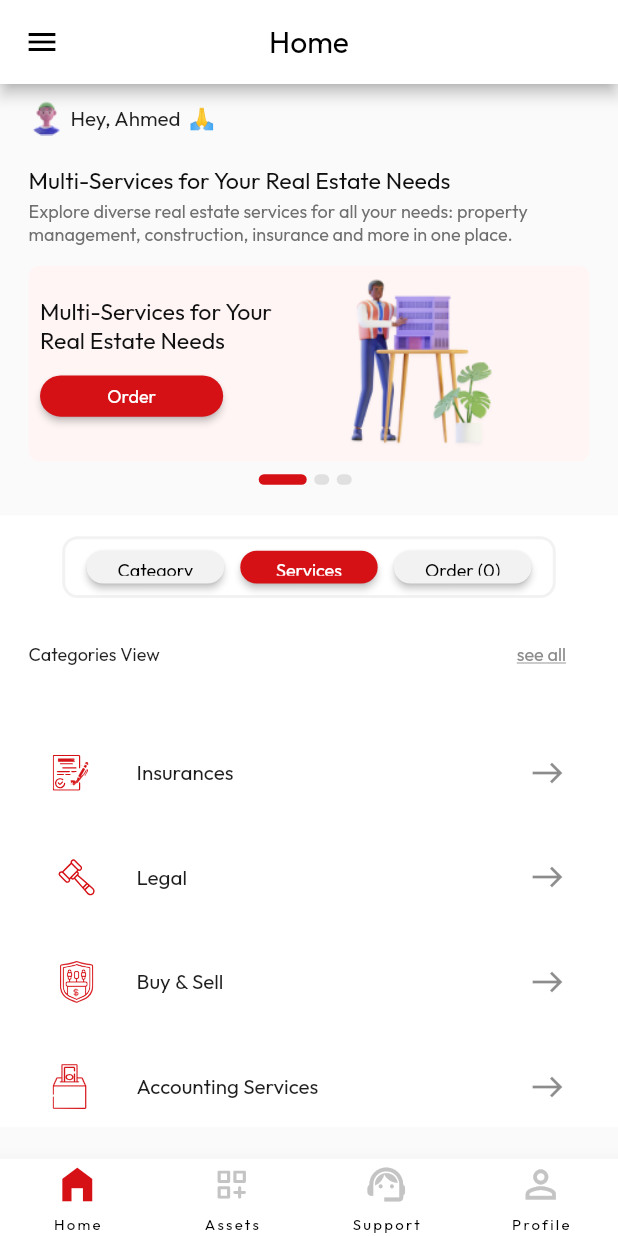
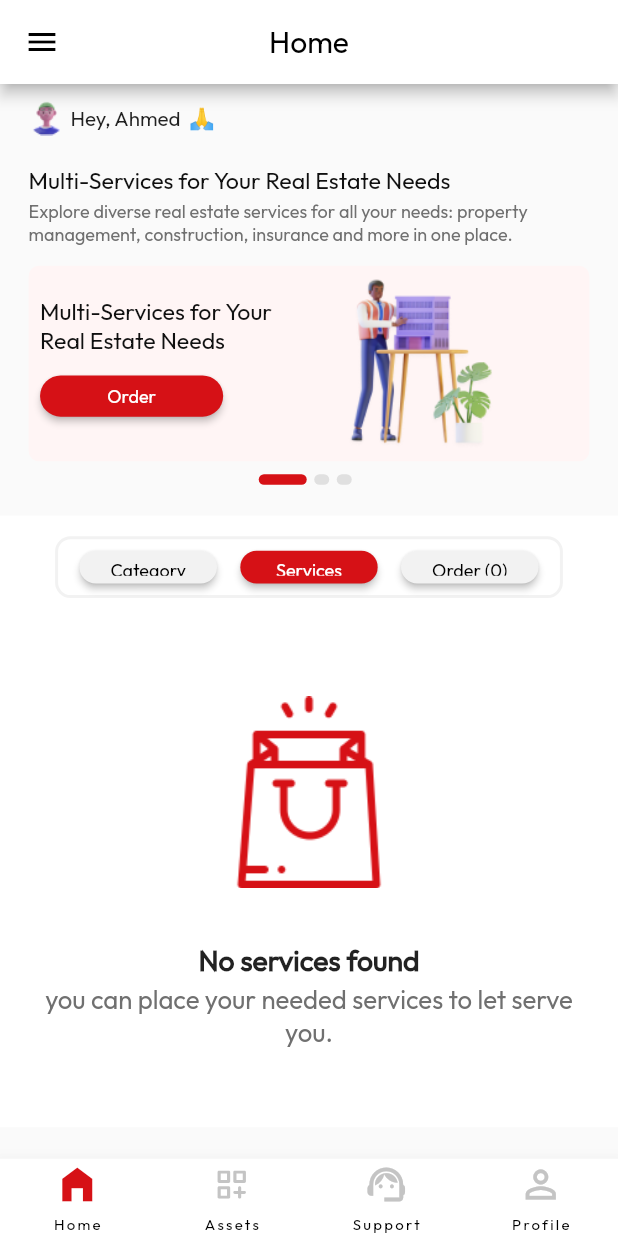
Before and after one commit to devmohamedgamal/task_1, a Flutter app: the screen it shows after launch, scrolled down 43 dp, after a tap on "Services", on a phone screen of 412 x 824 dp. Run offline on Flutter 3.47's test engine with Material 2 defaults, Android fonts, the phone set to English and light mode, and no system bars; our stand-ins replace flutter_screenutil, flutter_svg, go_router.

Commit message:
crate page view for category and fix some prob

```diff
--- /dev/null
+++ b/lib/Features/home/presentation/views/widgets/category_item_widget.dart
@@ -0,0 +1,46 @@
+import 'package:flutter/material.dart';
+import 'package:flutter_screenutil/flutter_screenutil.dart';
+
+import '../../../../../core/utils/app_constants.dart';
+import '../../../../../core/utils/assets_manger.dart';
+
+class CategoryItemWidget extends StatelessWidget {
+  const CategoryItemWidget(
+      {super.key, required this.title, required this.subTitle});
+  final String title, subTitle;
+
+  @override
+  Widget build(BuildContext context) {
+    return Column(
+      mainAxisAlignment: MainAxisAlignment.center,
+      crossAxisAlignment: CrossAxisAlignment.center,
+      children: [
+        Image.asset(
+          AssetsManger.kEmptyBag,
+        ),
+        SizedBox(
+          height: 42.h,
+        ),
+        Text(
+          title,
+          style: TextStyle(
+            fontSize: 22.sp,
+            fontWeight: FontWeight.w700,
+          ),
+        ),
+        SizedBox(
+          height: 4.h,
+        ),
+        Text(
+          subTitle,
+          style: TextStyle(
+            fontSize: 20.sp,
+            fontWeight: FontWeight.w300,
+            color: AppConstants.kGreyColor,
+          ),
+          textAlign: TextAlign.center,
+        ),
+      ],
+    );
+  }
+}
--- /dev/null
+++ b/lib/Features/home/presentation/views/widgets/category_list_view.dart
@@ -0,0 +1,53 @@
+import 'dart:developer';
+
+import 'package:flutter/material.dart';
+import 'package:flutter_screenutil/flutter_screenutil.dart';
+
+import '../../../../../core/utils/assets_manger.dart';
+import 'category_list_view_item.dart';
+
+class CategoryListView extends StatelessWidget {
+  const CategoryListView({super.key});
+
+  @override
+  Widget build(BuildContext context) {
+    return Expanded(
+      child: ListView(
+        physics: const BouncingScrollPhysics(),
+        children: [
+          CategoryListViewItem(
+            title: "Constructions",
+            icon: AssetsManger.kItemIcon1,
+            onTap: () {
+              log("u tap Constructions");
+            },
+          ),
+          SizedBox(height: 16.h),
+          CategoryListViewItem(
+            title: "Insurances",
+            icon: AssetsManger.kItemIcon2,
+            onTap: () {},
+          ),
+          SizedBox(height: 16.h),
+          CategoryListViewItem(
+            title: "Legal",
+            icon: AssetsManger.kItemIcon3,
+            onTap: () {},
+          ),
+          SizedBox(height: 16.h),
+          CategoryListViewItem(
+            title: "Buy & Sell",
+            icon: AssetsManger.kItemIcon4,
+            onTap: () {},
+          ),
+          SizedBox(height: 16.h),
+          CategoryListViewItem(
+            title: "Accounting Services",
+            icon: AssetsManger.kItemIcon5,
+            onTap: () {},
+          ),
+        ],
+      ),
+    );
+  }
+}
--- /dev/null
+++ b/lib/Features/home/presentation/views/widgets/category_list_view_item.dart
@@ -0,0 +1,36 @@
+
+import 'package:flutter/material.dart';
+import 'package:flutter_screenutil/flutter_screenutil.dart';
+import 'package:flutter_svg/svg.dart';
+import 'package:task_1/core/utils/app_constants.dart';
+
+class CategoryListViewItem extends StatelessWidget {
+  const CategoryListViewItem(
+      {super.key, required this.title, required this.icon, this.onTap});
+  final String title, icon;
+  final Function()? onTap;
+
+  @override
+  Widget build(BuildContext context) {
+    return Material(
+      color: Colors.transparent,
+      child: InkWell(
+        splashColor: AppConstants.kPrimaryColor.withOpacity(0.4),
+        onTap: onTap,
+        child: ListTile(
+          title: Text(
+            title,
+            style: TextStyle(
+              fontSize: 16.sp,
+              fontWeight: FontWeight.w400,
+              color: const Color(0xff1E1E1E),
+              height: 1.3,
+            ),
+          ),
+          leading: SvgPicture.asset(icon),
+          trailing: const Icon(Icons.east),
+        ),
+      ),
+    );
+  }
+}
--- a/lib/Features/home/presentation/views/widgets/category_widget.dart
+++ b/lib/Features/home/presentation/views/widgets/category_widget.dart
@@ -2,11 +2,8 @@ import 'dart:developer';
 
 import 'package:flutter/material.dart';
 import 'package:flutter_screenutil/flutter_screenutil.dart';
-import 'package:flutter_svg/svg.dart';
-import 'package:task_1/core/utils/app_constants.dart';
-import 'package:task_1/core/utils/assets_manger.dart';
-
-import '../../../../../core/utils/widgets/custom_btn.dart';
+import 'category_list_view.dart';
+import 'category_item_widget.dart';
 import 'three_button_category.dart';
 
 class CategoryWidgetSection extends StatefulWidget {
@@ -17,6 +14,15 @@ class CategoryWidgetSection extends StatefulWidget {
 }
 
 class _CategoryWidgetSectionState extends State<CategoryWidgetSection> {
+  PageController? pageController;
+  int selectedButton = 1;
+
+  @override
+  void initState() {
+    pageController = PageController();
+    super.initState();
+  }
+
   @override
   Widget build(BuildContext context) {
     return Container(
@@ -30,10 +36,26 @@ class _CategoryWidgetSectionState extends State<CategoryWidgetSection> {
             SizedBox(
               height: 16.h,
             ),
-            const ThreeButtonCategory(),
+            ThreeButtonCategory(
+              ontap: (i) {
+                pageController!.jumpToPage(i - 1);
+              },
+              selectedButton: selectedButton,
+            ),
             SizedBox(
               height: 16.h,
             ),
+            Expanded(
+              child: PageView(
+                onPageChanged: (i) {
+                  setState(() {
+                    selectedButton = i + 1;
+                  });
+                },
+                controller: pageController,
+                children: <Widget>[
+                  Column(
+                    children: [
                       Row(
                         mainAxisAlignment: MainAxisAlignment.spaceBetween,
                         children: [
@@ -62,82 +84,20 @@ class _CategoryWidgetSectionState extends State<CategoryWidgetSection> {
                       const CategoryListView(),
                     ],
                   ),
+                  const CategoryItemWidget(
+                    title: "No services found",
+                    subTitle:
+                        "you can place your needed services to let serve you.",
                   ),
-    );
-  }
-}
-
-class CategoryListView extends StatelessWidget {
-  const CategoryListView({super.key});
-
-  @override
-  Widget build(BuildContext context) {
-    return Expanded(
-      child: ListView(
-        physics: const BouncingScrollPhysics(),
-        children: [
-          CategoryListViewItem(
-            title: "Constructions",
-            icon: AssetsManger.kItemIcon1,
-            onTap: () {
-              log("hello Accounting Services");
-            },
-          ),
-          SizedBox(height: 16.h),
-          CategoryListViewItem(
-            title: "Insurances",
-            icon: AssetsManger.kItemIcon2,
-            onTap: () {},
-          ),
-          SizedBox(height: 16.h),
-          CategoryListViewItem(
-            title: "Legal",
-            icon: AssetsManger.kItemIcon3,
-            onTap: () {},
-          ),
-          SizedBox(height: 16.h),
-          CategoryListViewItem(
-            title: "Buy & Sell",
-            icon: AssetsManger.kItemIcon4,
-            onTap: () {},
-          ),
-          SizedBox(height: 16.h),
-          CategoryListViewItem(
-            title: "Accounting Services",
-            icon: AssetsManger.kItemIcon5,
-            onTap: () {},
+                  const CategoryItemWidget(
+                    title: "No order found",
+                    subTitle:
+                        "you can place your needed order to let serve you.",
                   ),
                 ],
               ),
-    );
-  }
-}
-
-class CategoryListViewItem extends StatelessWidget {
-  const CategoryListViewItem(
-      {super.key, required this.title, required this.icon, this.onTap});
-  final String title, icon;
-  final Function()? onTap;
-
-  @override
-  Widget build(BuildContext context) {
-    return Material(
-      color: Colors.transparent,
-      child: InkWell(
-        splashColor: AppConstants.kPrimaryColor.withOpacity(0.4),
-        onTap: onTap,
-        child: ListTile(
-          title: Text(
-            title,
-            style: TextStyle(
-              fontSize: 16.sp,
-              fontWeight: FontWeight.w400,
-              color: const Color(0xff1E1E1E),
-              height: 1.3,
             ),
-          ),
-          leading: SvgPicture.asset(icon),
-          trailing: const Icon(Icons.east),
+          ],
         ),
       ),
     );
--- a/lib/Features/home/presentation/views/widgets/three_button_category.dart
+++ b/lib/Features/home/presentation/views/widgets/three_button_category.dart
@@ -1,22 +1,26 @@
+import 'dart:developer';
+
 import 'package:flutter/material.dart';
 import 'package:flutter_screenutil/flutter_screenutil.dart';
 
 import '../../../../../core/utils/app_constants.dart';
 import '../../../../../core/utils/widgets/custom_btn.dart';
 
+// ignore: must_be_immutable
 class ThreeButtonCategory extends StatefulWidget {
-  const ThreeButtonCategory({super.key});
+  ThreeButtonCategory({super.key, required this.ontap,required this.selectedButton});
+  final Function ontap;
+  int selectedButton;
 
   @override
   State<ThreeButtonCategory> createState() => _ThreeButtonCategoryState();
 }
 
 class _ThreeButtonCategoryState extends State<ThreeButtonCategory> {
-  int selectedButton = 1;
 
   void handleButtonPress(int buttonIndex) {
     setState(() {
-      selectedButton = buttonIndex;
+      widget.selectedButton = buttonIndex;
     });
   }
 
@@ -27,7 +31,7 @@ class _ThreeButtonCategoryState extends State<ThreeButtonCategory> {
         Align(
           alignment: Alignment.topCenter,
           child: Container(
-            width: 345.w,
+            width: 355.w,
             height: 48.h,
             padding: EdgeInsets.symmetric(horizontal: 15.w, vertical: 9.h),
             decoration: BoxDecoration(
@@ -42,27 +46,36 @@ class _ThreeButtonCategoryState extends State<ThreeButtonCategory> {
               children: [
                 CustomBtn(
                   text: "Category",
-                  onPressed: () => handleButtonPress(1),
-                  backgroundColor: selectedButton == 1
+                  onPressed: () {
+                    handleButtonPress(1);
+                    widget.ontap(widget.selectedButton);
+                  },
+                  backgroundColor: widget.selectedButton == 1
                       ? AppConstants.kPrimaryColor
                       : const Color(0xffF2F2F2),
-                  textColor: selectedButton == 1 ? Colors.white : Colors.black,
+                  textColor: widget.selectedButton == 1 ? Colors.white : Colors.black,
                 ),
                 CustomBtn(
                   text: "Services",
-                  onPressed: () => handleButtonPress(2),
-                  backgroundColor: selectedButton == 2
+                  onPressed: () {
+                    handleButtonPress(2);
+                    widget.ontap(widget.selectedButton);
+                  },
+                  backgroundColor: widget.selectedButton == 2
                       ? AppConstants.kPrimaryColor
                       : const Color(0xffF2F2F2),
-                  textColor: selectedButton == 2 ? Colors.white : Colors.black,
+                  textColor: widget.selectedButton == 2 ? Colors.white : Colors.black,
                 ),
                 CustomBtn(
                   text: "Order (0)",
-                  onPressed: () => handleButtonPress(3),
-                  backgroundColor: selectedButton == 3
+                  onPressed: () {
+                    handleButtonPress(3);
+                    widget.ontap(widget.selectedButton);
+                  },
+                  backgroundColor: widget.selectedButton == 3
                       ? AppConstants.kPrimaryColor
                       : const Color(0xffF2F2F2),
-                  textColor: selectedButton == 3 ? Colors.white : Colors.black,
+                  textColor: widget.selectedButton == 3 ? Colors.white : Colors.black,
                 )
               ],
             ),
--- a/lib/core/utils/assets_manger.dart
+++ b/lib/core/utils/assets_manger.dart
@@ -8,5 +8,8 @@ class AssetsManger {
   static const String kItemIcon3 = 'assets/images/item3.svg';
   static const String kItemIcon4 = 'assets/images/item4.svg';
   static const String kItemIcon5 = 'assets/images/item5.svg';
+  static const String kNoOrder = 'assets/images/noOrder.svg';
+  static const String kEmptyBag = 'assets/images/emptybag.png';
+
 
 }
```
Also changed, not shown: assets/images/Page-1.svg (added), assets/images/emptybag.png (added), assets/images/line.svg (added), assets/images/noOrder.svg (added). Lines whose indentation alone changed are shown as unchanged.
